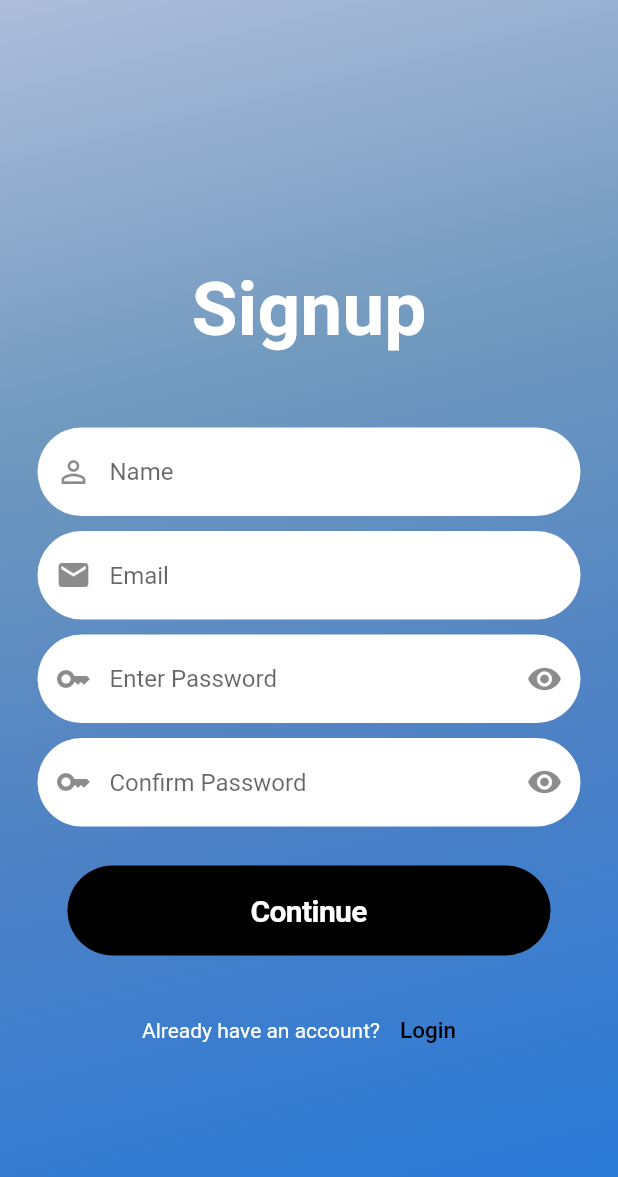
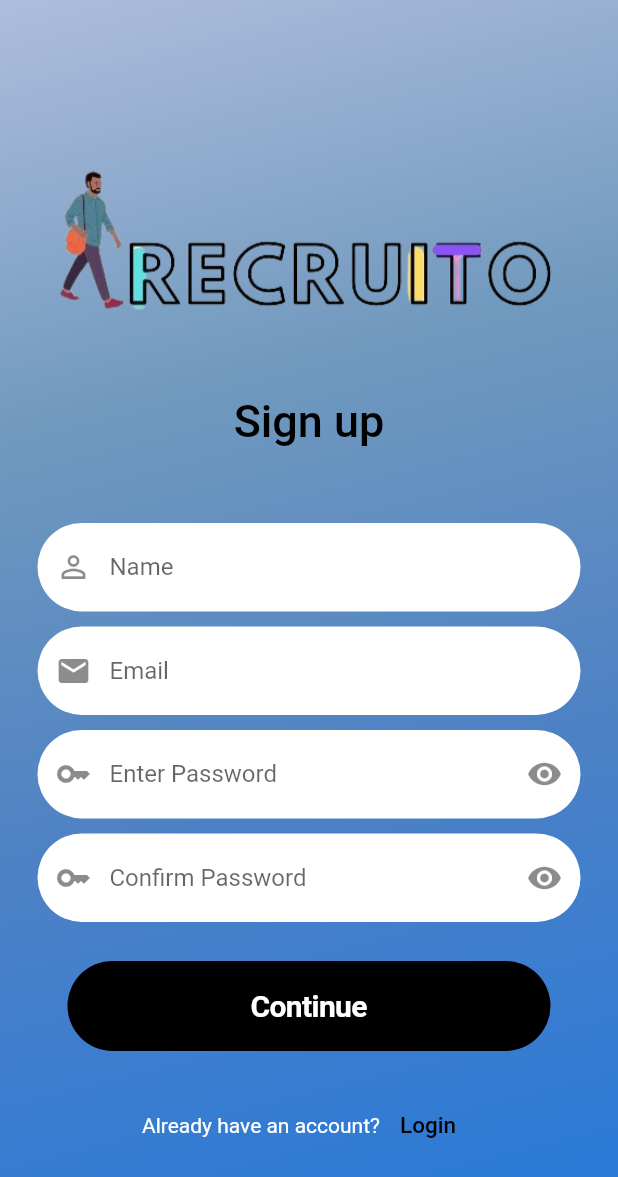
Before and after one commit to RohanSunar15/Recrutio, a Flutter app: the screen it shows after launch, after a tap on "Sign up", on a phone screen of 412 x 824 dp. Shown: the top 1177 px of the screen. Run offline on Flutter 3.47's test engine with Material 2 defaults, Android fonts, the phone set to English and light mode, and no system bars.

Commit message:
logo added

```diff
--- a/lib/LOGIN/login.dart
+++ b/lib/LOGIN/login.dart
@@ -30,23 +30,31 @@
         ),
         child:  SingleChildScrollView(
           child: Column(
+            mainAxisAlignment: MainAxisAlignment.start,
             children: [
+
               Padding(
-                padding:const  EdgeInsets.all(25),
+                padding:const  EdgeInsets.symmetric(horizontal: 15, vertical: 10),
                 child: OverflowBar(
                   overflowSpacing: 10,
                   overflowAlignment: OverflowBarAlignment.center,
                   children: [
+                    const SizedBox(height: 70,),
+                     Image.asset('assets/images/logo/logo.png',
+                       alignment: Alignment.center,
+                     ),
+                    const SizedBox(height: 30,),
                     //header
                     const Text(
-                      "Recrutio",
+                      "Sign in",
                       textAlign: TextAlign.center,
                       style: TextStyle(
-                          height: 5,
-                          fontWeight: FontWeight.w600,
-                          fontSize: 50,
-                          color: Colors.white),
+                          fontWeight: FontWeight.w500,
+                          fontSize: 30,
+                          color: Colors.black),
                     ),
+                    const SizedBox(height: 30,),
+
                     // textfield of email
                     TextField(
                       keyboardType: TextInputType.text,
--- a/lib/SIGNUP/signup.dart
+++ b/lib/SIGNUP/signup.dart
@@ -34,16 +34,21 @@
               overflowSpacing: 10,
               overflowAlignment: OverflowBarAlignment.center,
               children: [
+                const SizedBox(height: 70,),
+                Image.asset('assets/images/logo/logo.png',
+                  alignment: Alignment.center,
+                ),
+                const SizedBox(height: 30,),
                 //header
                 const Text(
-                  "Signup",
+                  "Sign up",
                   textAlign: TextAlign.center,
                   style: TextStyle(
-                      height: 5,
-                      fontWeight: FontWeight.w600,
-                      fontSize: 50,
-                      color: Colors.white),
+                      fontWeight: FontWeight.w500,
+                      fontSize: 30,
+                      color: Colors.black),
                 ),
+                const SizedBox(height: 30,),
 
                 // TEXTFEILD OF NAME
                 TextField(
--- a/lib/main.dart
+++ b/lib/main.dart
@@ -1,6 +1,5 @@
 import 'package:flutter/material.dart';
 import 'package:Recrutio/LOGIN/login.dart';
-import 'package:Recrutio/SIGNUP/signup.dart';
 
 void main() {
   runApp(const MyApp());
--- a/pubspec.yaml
+++ b/pubspec.yaml
@@ -63,9 +63,8 @@
 
   # To add assets to your application, add an assets section, like this:
   assets:
-     - assets/images/logo/icon.png
-     - assets/images/logo/iconname.png
-     - assets/images/loginpage/google.png
+    - assets/images/logo/logo.png
+    - assets/images/loginpage/google.png
 
   # An image asset can refer to one or more resolution-specific "variants", see
   # https://flutter.dev/assets-and-images/#resolution-aware
@@ -79,6 +78,7 @@
   # list giving the asset and other descriptors for the font. For
   # example:
 #  fonts:
+
 #     - family: SF-Pro-Text
 #       fonts:
 #        - asset: fonts/SF-Pro-Text-Regular.otf
```
Also changed, not shown: assets/images/logo/icon.png (deleted), assets/images/logo/iconname.png (deleted), assets/images/logo/logo.png (added).
